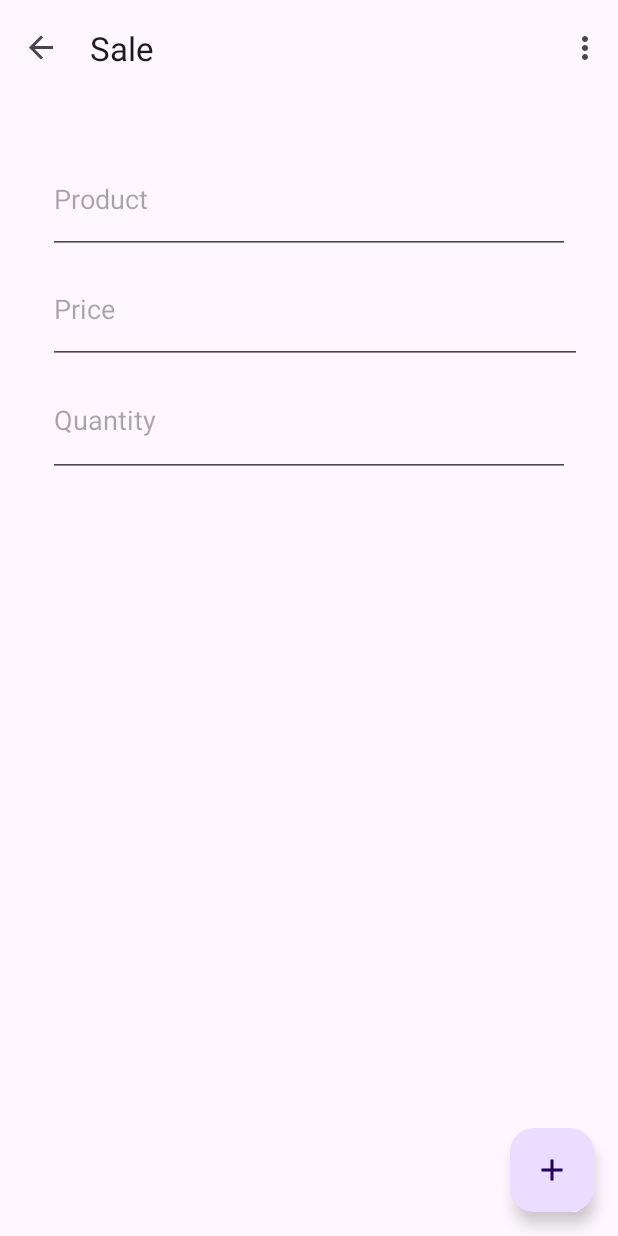
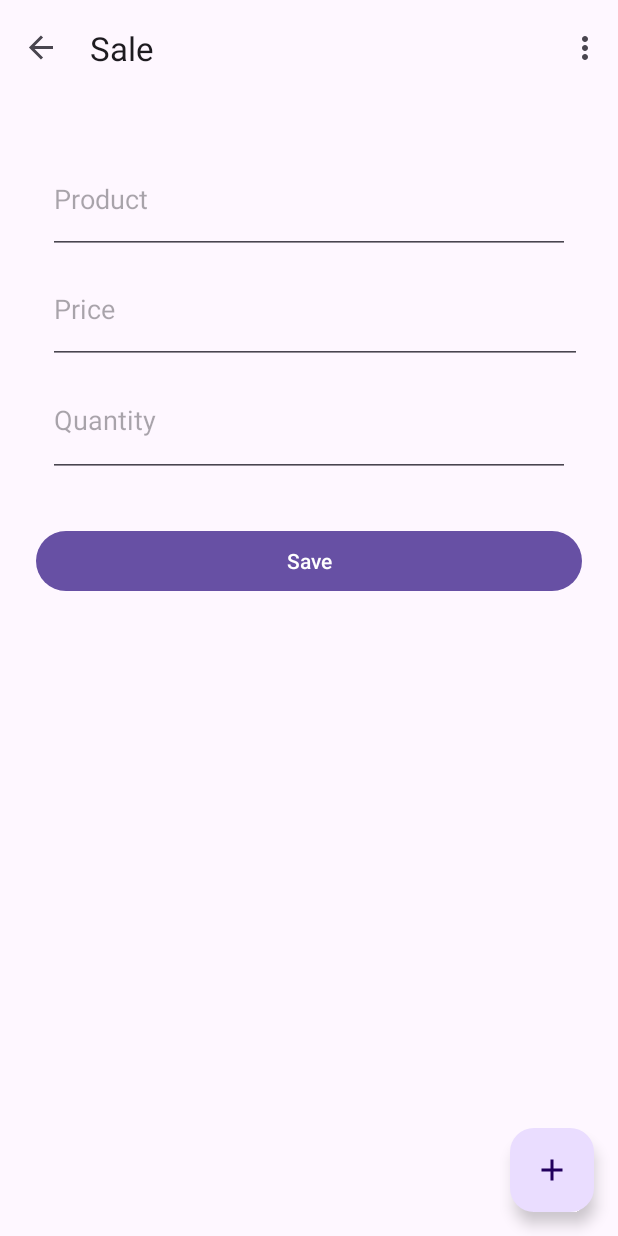
Before and after one commit to kchiwakaya/blackliquid, an Android app: the SellFragment screen opened through its navigation route, on a phone screen of 412 x 824 dp. Run offline under Robolectric (Android 15) with nearby library versions, the phone set to English and light mode, and no system bars; our stand-ins replace navigation-ui.

Commit message:
sell button

```diff
--- a/app/src/main/res/layout/fragment_sell.xml
+++ b/app/src/main/res/layout/fragment_sell.xml
@@ -51,5 +51,17 @@
             app:layout_constraintStart_toStartOf="parent"
             app:layout_constraintTop_toBottomOf="@+id/editQuantity" />
 
+        <Button
+            android:id="@+id/btnSale"
+            android:layout_width="0dp"
+            android:layout_height="wrap_content"
+            android:layout_marginStart="8dp"
+            android:layout_marginTop="32dp"
+            android:layout_marginEnd="8dp"
+            android:text="Save"
+            app:layout_constraintEnd_toEndOf="parent"
+            app:layout_constraintStart_toStartOf="parent"
+            app:layout_constraintTop_toBottomOf="@+id/editPrices" />
+
     </androidx.constraintlayout.widget.ConstraintLayout>
 </androidx.core.widget.NestedScrollView>
```
